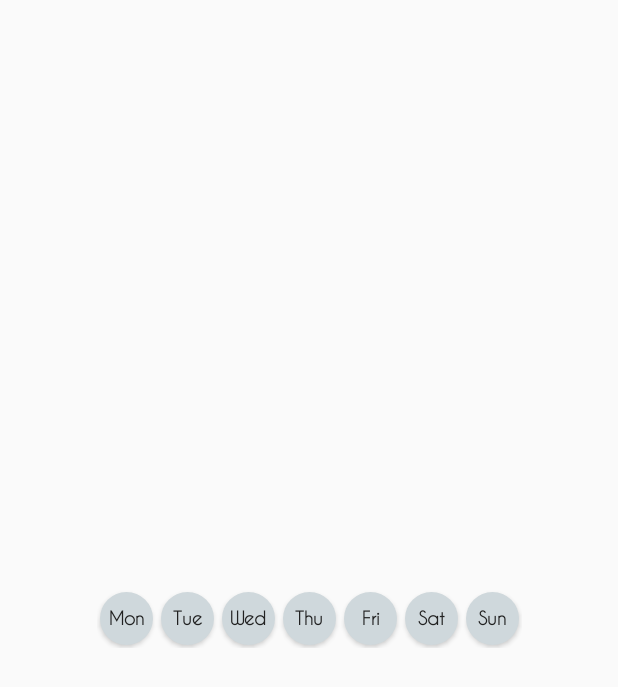
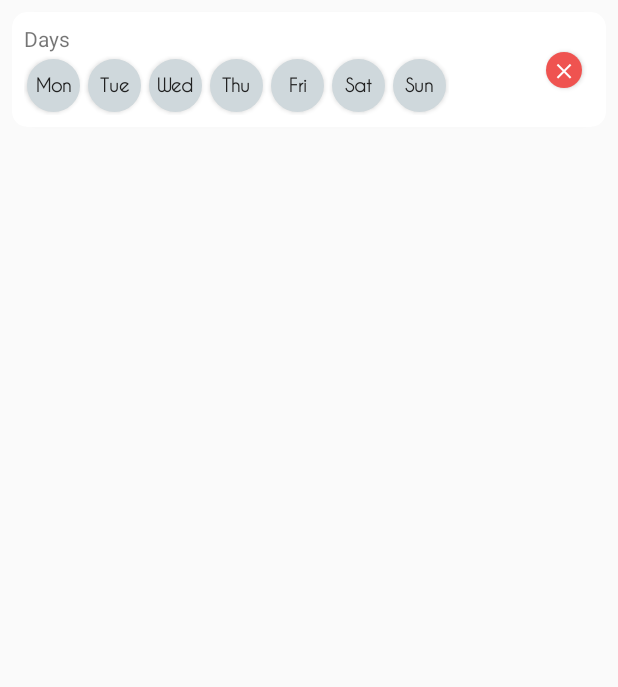
Before and after one commit to bethanw10/ReminderApp, an Android app: the layout activity_test.xml on its own in the app's theme, with its tools: preview values and no code run, on a phone screen of 412 x 824 dp. Shown: the top 687 px of the screen. Run offline under Robolectric (Android 15) with nearby library versions, the phone set to English and light mode, and no system bars.

Commit message:
Cintinue to work on multiple date selector

```diff
--- /dev/null
+++ b/app/src/main/res/drawable/delete_button.xml
@@ -0,0 +1,15 @@
+<?xml version="1.0" encoding="utf-8"?>
+<selector xmlns:android="http://schemas.android.com/apk/res/android">
+    <item android:state_checked="true">
+        <shape android:shape="rectangle">
+            <corners android:radius="1000dp" />
+            <solid android:color="#b71c1c"/>
+        </shape>
+    </item>
+    <item android:state_pressed="false">
+        <shape android:shape="rectangle">
+            <corners android:radius="1000dp" />
+            <solid android:color="#ef5350" />
+        </shape>
+    </item>
+</selector>
--- a/app/src/main/res/layout/activity_test.xml
+++ b/app/src/main/res/layout/activity_test.xml
@@ -4,19 +4,60 @@
     android:layout_width="match_parent"
     android:layout_height="match_parent">
 
-    <bethan.alarmapp.WeekdaySelector
-        android:id="@+id/weekdaySelector2"
-        android:layout_width="wrap_content"
+    <android.support.v7.widget.CardView
+        android:layout_width="match_parent"
         android:layout_height="wrap_content"
         android:layout_marginStart="8dp"
-        android:layout_marginLeft="8dp"
         android:layout_marginTop="8dp"
         android:layout_marginEnd="8dp"
-        android:layout_marginRight="8dp"
-        android:layout_marginBottom="8dp"
-        android:text="bethan.alarmapp.WeekdaySelector"
-        app:layout_constraintBottom_toBottomOf="parent"
+        app:cardCornerRadius="10dp"
         app:layout_constraintEnd_toEndOf="parent"
         app:layout_constraintStart_toStartOf="parent"
-        app:layout_constraintTop_toTopOf="parent" />
+        app:layout_constraintTop_toTopOf="parent">
+
+        <android.support.constraint.ConstraintLayout
+            android:layout_width="match_parent"
+            android:layout_height="match_parent">
+
+            <TextView
+                android:id="@+id/textView4"
+                android:layout_width="wrap_content"
+                android:layout_height="wrap_content"
+                android:layout_marginStart="8dp"
+                android:layout_marginTop="8dp"
+                android:text="Days"
+                app:layout_constraintStart_toStartOf="parent"
+                app:layout_constraintTop_toTopOf="parent"
+                app:layout_constraintVertical_chainStyle="packed" />
+
+            <bethan.alarmapp.WeekdaySelector
+                android:id="@+id/weekdaySelector2"
+                android:layout_width="wrap_content"
+                android:layout_height="wrap_content"
+                android:layout_marginStart="8dp"
+                android:layout_marginTop="2dp"
+                android:layout_marginBottom="8dp"
+                android:text="bethan.alarmapp.WeekdaySelector"
+                app:layout_constraintBottom_toBottomOf="parent"
+                app:layout_constraintStart_toStartOf="parent"
+                app:layout_constraintTop_toBottomOf="@+id/textView4" />
+
+            <Button
+                android:id="@+id/button"
+                android:layout_width="24dp"
+                android:layout_height="24dp"
+                android:layout_marginTop="8dp"
+                android:layout_marginEnd="16dp"
+                android:layout_marginBottom="8dp"
+                android:background="@drawable/delete_button"
+                android:text="@string/cancel_button_x"
+                android:textColor="@android:color/white"
+                android:textSize="12sp"
+                android:textStyle="bold"
+                app:layout_constraintBottom_toBottomOf="parent"
+                app:layout_constraintEnd_toEndOf="parent"
+                app:layout_constraintTop_toTopOf="parent" />
+        </android.support.constraint.ConstraintLayout>
+
+    </android.support.v7.widget.CardView>
 </android.support.constraint.ConstraintLayout>
--- a/app/src/main/res/layout/weekday_selector.xml
+++ b/app/src/main/res/layout/weekday_selector.xml
@@ -11,7 +11,7 @@
         android:layout_marginTop="2dp"
         android:layout_marginBottom="2dp"
         android:layout_weight="1"
-        android:background="@drawable/round_button"
+        android:background="@drawable/weekday_button"
         android:checked="false"
         android:fontFamily="@font/caviar_dreams"
         android:text="Mon"
@@ -31,7 +31,7 @@
         android:layout_marginTop="2dp"
         android:layout_marginBottom="2dp"
         android:layout_weight="1"
-        android:background="@drawable/round_button"
+        android:background="@drawable/weekday_button"
         android:checked="false"
         android:fontFamily="@font/caviar_dreams"
         android:text="Tue"
@@ -51,7 +51,7 @@
         android:layout_marginTop="2dp"
         android:layout_marginBottom="2dp"
         android:layout_weight="1"
-        android:background="@drawable/round_button"
+        android:background="@drawable/weekday_button"
         android:checked="false"
         android:fontFamily="@font/caviar_dreams"
         android:text="Wed"
@@ -71,7 +71,7 @@
         android:layout_marginTop="2dp"
         android:layout_marginBottom="2dp"
         android:layout_weight="1"
-        android:background="@drawable/round_button"
+        android:background="@drawable/weekday_button"
         android:checked="false"
         android:fontFamily="@font/caviar_dreams"
         android:text="Thu"
@@ -91,7 +91,7 @@
         android:layout_marginTop="2dp"
         android:layout_marginBottom="2dp"
         android:layout_weight="1"
-        android:background="@drawable/round_button"
+        android:background="@drawable/weekday_button"
         android:checked="false"
         android:fontFamily="@font/caviar_dreams"
         android:text="Fri"
@@ -111,7 +111,7 @@
         android:layout_marginTop="2dp"
         android:layout_marginBottom="2dp"
         android:layout_weight="1"
-        android:background="@drawable/round_button"
+        android:background="@drawable/weekday_button"
         android:checked="false"
         android:fontFamily="@font/caviar_dreams"
         android:text="Sat"
@@ -132,7 +132,7 @@
         android:layout_marginEnd="2dp"
         android:layout_marginBottom="2dp"
         android:layout_weight="1"
-        android:background="@drawable/round_button"
+        android:background="@drawable/weekday_button"
         android:checked="false"
         android:fontFamily="@font/caviar_dreams"
         android:text="Sun"
--- a/app/src/main/res/values/strings.xml
+++ b/app/src/main/res/values/strings.xml
@@ -1,3 +1,4 @@
 <resources>
     <string name="app_name">Reminders</string>
+    <string name="cancel_button_x">✕</string>
 </resources>
```
Also changed, not shown: app/src/main/java/bethan/alarmapp/MainActivity.java (+12 -13 lines), app/src/main/java/bethan/alarmapp/MultipleDatePickerDialog.java (+54 -4 lines), app/src/main/res/layout/multiple_date_picker_dialog.xml (+28 -32 lines), app/src/main/res/drawable/weekday_button.xml (renamed from app/src/main/res/drawable/round_button.xml).
